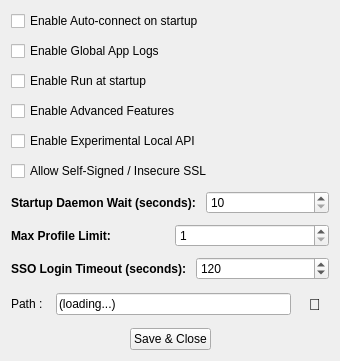
Old version of the form pygui/dialogs/settings.ui in the repository Arean82/Tailscale-Headscale-Client.
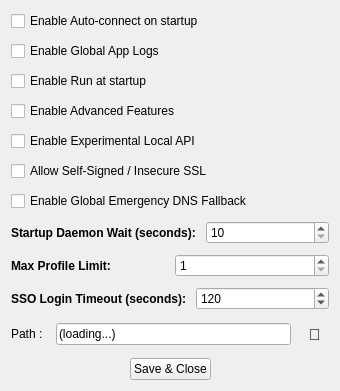
New version of the form.

```diff
--- a/pygui/dialogs/settings.ui
+++ b/pygui/dialogs/settings.ui
@@ -7,7 +7,7 @@
     <x>0</x>
     <y>0</y>
     <width>340</width>
-    <height>326</height>
+    <height>350</height>
    </rect>
   </property>
   <property name="windowTitle">
@@ -64,6 +64,13 @@
        </property>
       </widget>
      </item>
+     <item>
+      <widget class="QCheckBox" name="chkGlobalDnsFallback">
+       <property name="text">
+        <string>Enable Global Emergency DNS Fallback</string>
+       </property>
+      </widget>
+     </item>
      <item>
       <layout class="QGridLayout" name="gridLayout">
        <item row="2" column="0">
```
Left out of the diff: 1 changed line with no effect on the pictures.
